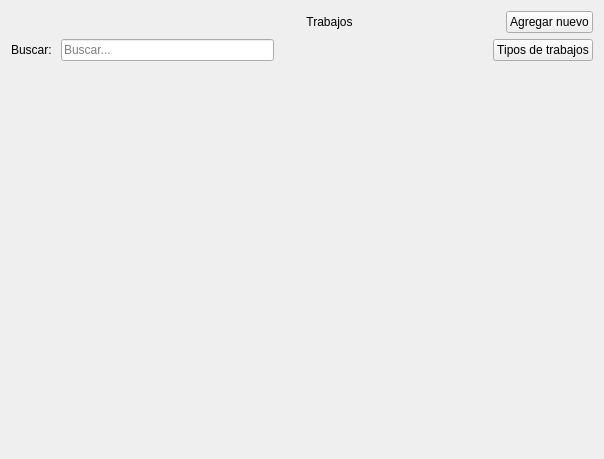
Above: views/trabajosIndex.ui from STITCH9911/onink before the change. Below: the same form after it.
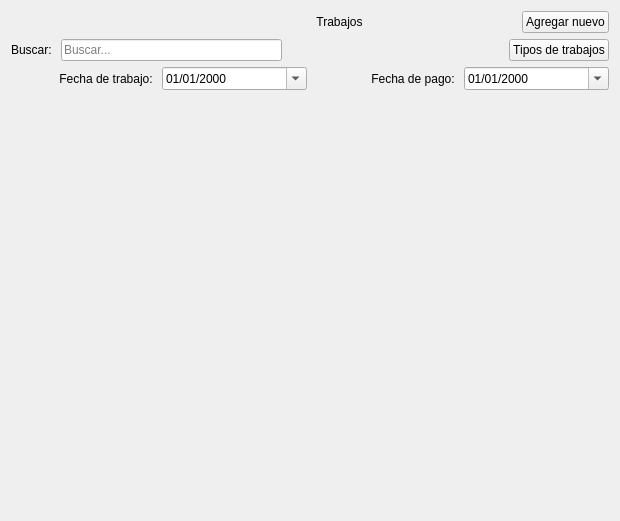
That is the form after the change. Icons and pictures are not drawn.

Diff of the .ui file:
```diff
--- a/views/trabajosIndex.ui
+++ b/views/trabajosIndex.ui
@@ -6,14 +6,17 @@
    <rect>
     <x>0</x>
     <y>0</y>
-    <width>604</width>
-    <height>459</height>
+    <width>620</width>
+    <height>521</height>
    </rect>
   </property>
   <property name="windowTitle">
    <string>Form</string>
   </property>
-  <layout class="QVBoxLayout" name="verticalLayout" stretch="1,1,7">
+  <property name="styleSheet">
+   <string notr="true"/>
+  </property>
+  <layout class="QVBoxLayout" name="verticalLayout" stretch="1,1,1,9">
    <item>
     <layout class="QHBoxLayout" name="horizontalLayout" stretch="4,0,2,0">
      <item>
@@ -128,6 +131,59 @@
      </item>
     </layout>
    </item>
+   <item>
+    <layout class="QHBoxLayout" name="horizontalLayout_2" stretch="0,0,0,0">
+     <item>
+      <widget class="QLabel" name="label_3">
+       <property name="text">
+        <string>Fecha de trabajo: </string>
+       </property>
+       <property name="alignment">
+        <set>Qt::AlignRight|Qt::AlignTrailing|Qt::AlignVCenter</set>
+       </property>
+      </widget>
+     </item>
+     <item>
+      <widget class="QDateEdit" name="date_work">
+       <property name="wrapping">
+        <bool>false</bool>
+       </property>
+       <property name="specialValueText">
+        <string/>
+       </property>
+       <property name="displayFormat">
+        <string>dd/MM/yyyy</string>
+       </property>
+       <property name="calendarPopup">
+        <bool>true</bool>
+       </property>
+      </widget>
+     </item>
+     <item>
+      <widget class="QLabel" name="label_4">
+       <property name="text">
+        <string>Fecha de pago: </string>
+       </property>
+       <property name="alignment">
+        <set>Qt::AlignRight|Qt::AlignTrailing|Qt::AlignVCenter</set>
+       </property>
+      </widget>
+     </item>
+     <item>
+      <widget class="QDateEdit" name="date_payment">
+       <property name="styleSheet">
+        <string notr="true"/>
+       </property>
+       <property name="displayFormat">
+        <string>dd/MM/yyyy</string>
+       </property>
+       <property name="calendarPopup">
+        <bool>true</bool>
+       </property>
+      </widget>
+     </item>
+    </layout>
+   </item>
    <item>
     <layout class="QHBoxLayout" name="layout_tabla"/>
    </item>
```
